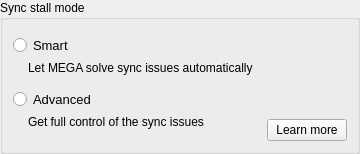
This is src/MEGASync/syncs/gui/Twoways/linux/SyncStallModeSelector.ui in meganz/MEGAsync as Qt 5 draws it before an edit. The edited form follows.
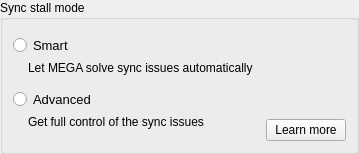
This is the edited form.

```diff
--- a/src/MEGASync/syncs/gui/Twoways/linux/SyncStallModeSelector.ui
+++ b/src/MEGASync/syncs/gui/Twoways/linux/SyncStallModeSelector.ui
@@ -6,7 +6,7 @@
    <rect>
     <x>0</x>
     <y>0</y>
-    <width>360</width>
+    <width>359</width>
     <height>154</height>
    </rect>
   </property>
```
